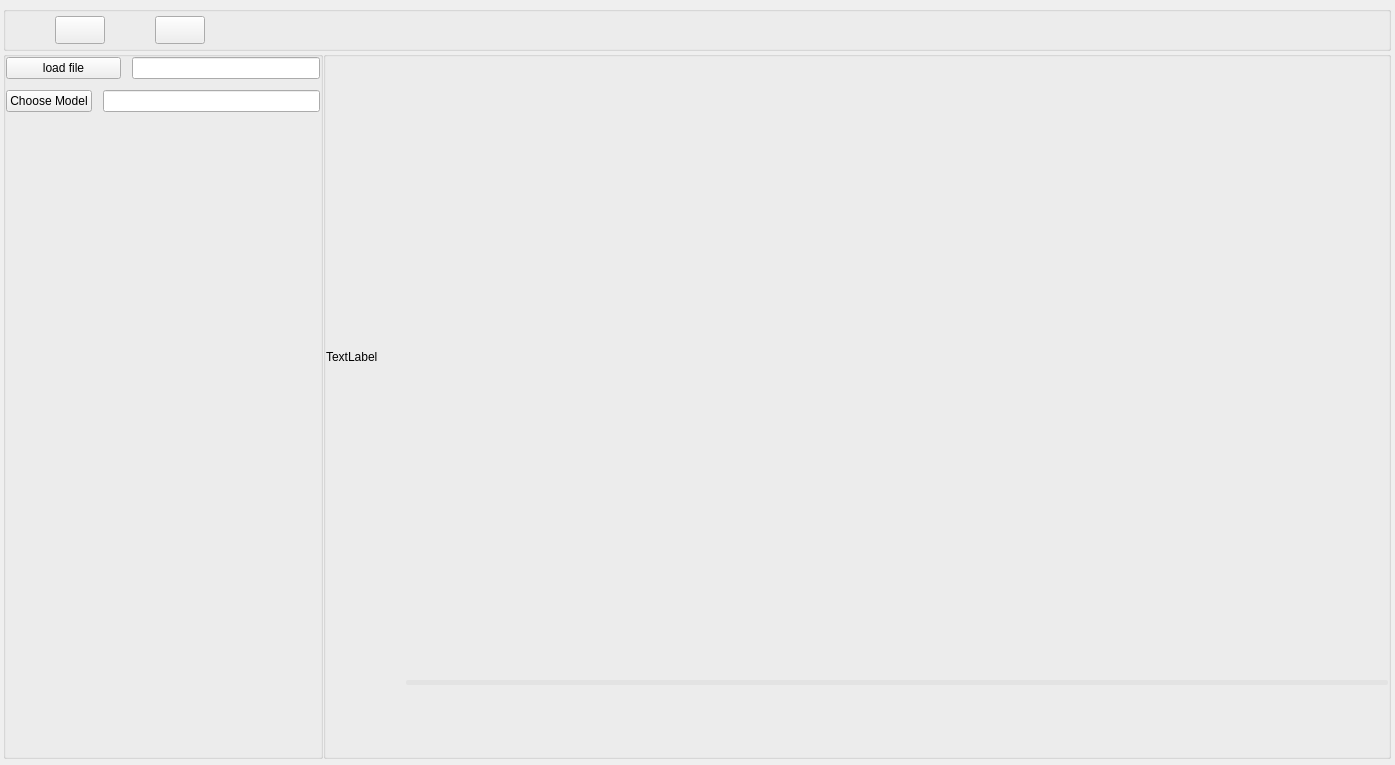
Above: camera.ui from jimmyss/HelmetPanel before the change. Below: the same form after it.
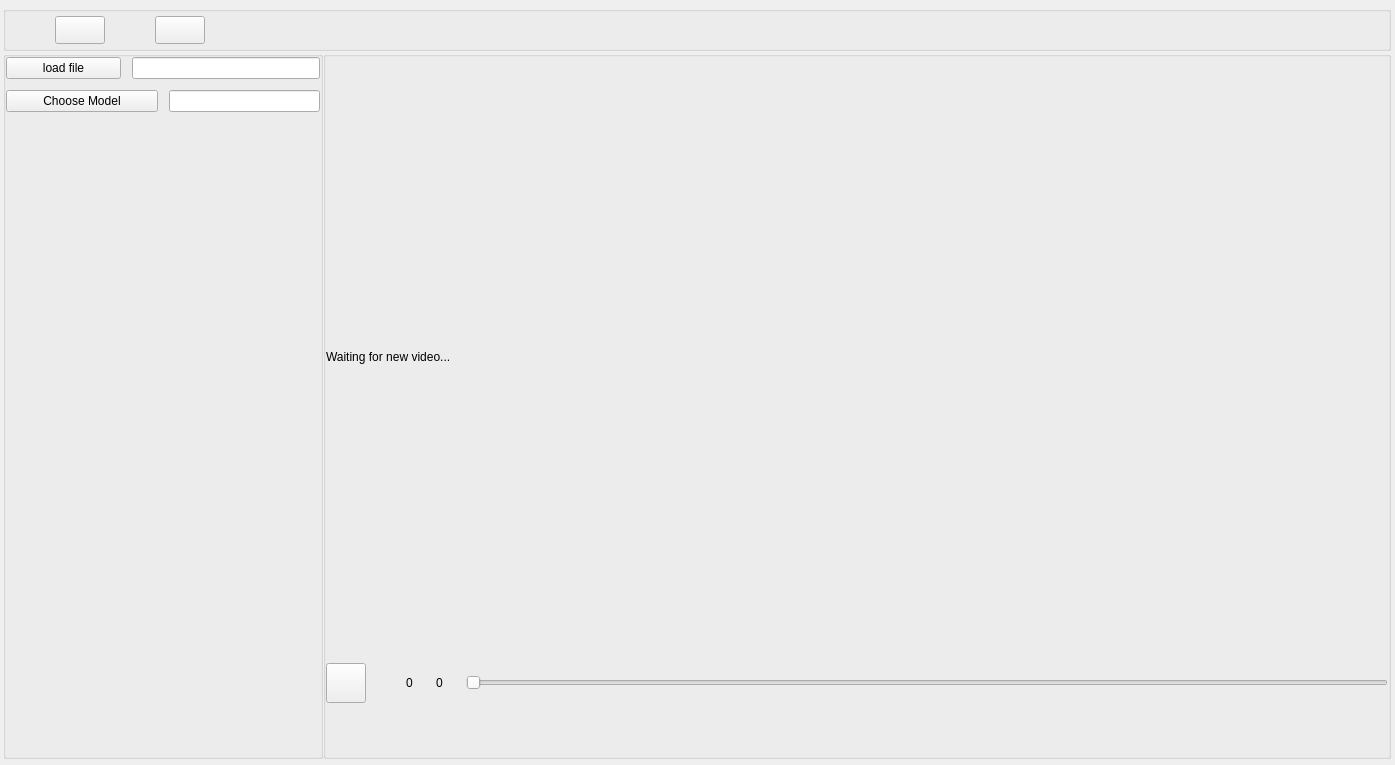
That is the form after the change. Icons and pictures are not drawn.

```diff
--- a/camera.ui
+++ b/camera.ui
@@ -136,7 +136,8 @@
 border-width: 0px;
 border-radius: 0px;
 background-color: rgba(223, 223, 223, 150);
-background-image:url{:/icon/min.png};}</string>
+background-image:}
+background-image: url(:/icon/min.png);</string>
            </property>
            <property name="text">
             <string/>
@@ -321,7 +322,26 @@
             </widget>
            </item>
            <item>
-            <widget class="QLineEdit" name="model_edit"/>
+            <widget class="QLineEdit" name="model_edit">
+             <property name="sizePolicy">
+              <sizepolicy hsizetype="Minimum" vsizetype="Fixed">
+               <horstretch>0</horstretch>
+               <verstretch>0</verstretch>
+              </sizepolicy>
+             </property>
+             <property name="minimumSize">
+              <size>
+               <width>100</width>
+               <height>0</height>
+              </size>
+             </property>
+             <property name="maximumSize">
+              <size>
+               <width>600</width>
+               <height>16777215</height>
+              </size>
+             </property>
+            </widget>
            </item>
           </layout>
          </item>
@@ -376,7 +396,7 @@
             </size>
            </property>
            <property name="text">
-            <string>TextLabel</string>
+            <string>Waiting for new video...</string>
            </property>
           </widget>
          </item>
@@ -392,7 +412,7 @@
             <number>0</number>
            </property>
            <item>
-            <widget class="QPushButton" name="stopButton_3">
+            <widget class="QPushButton" name="stopButton">
              <property name="minimumSize">
               <size>
                <width>40</width>
@@ -405,13 +425,16 @@
 border-width: 0px;
 border-radius: 0px;
 background-color: rgba(223, 223, 223, 0);
+border-image: url(:/icon/stop.png);
 }
 QPushButton::focus{outline: none;}
 QPushButton::hover {
 border-style: solid;
 border-width: 0px;
 border-radius: 0px;
-background-color: rgba(223, 223, 223, 150);}</string>
+background-color: rgba(223, 223, 223, 150);
+}
+border-image: url(:/icon/terminate.png);</string>
              </property>
              <property name="text">
               <string/>
@@ -429,7 +452,7 @@
             </widget>
            </item>
            <item>
-            <widget class="QPushButton" name="runButton_3">
+            <widget class="QPushButton" name="runButton">
              <property name="minimumSize">
               <size>
                <width>40</width>
@@ -438,6 +461,7 @@
              </property>
              <property name="styleSheet">
               <string notr="true">QPushButton {
+	border-image: url(:/icon/play.png);
 border-style: solid;
 border-width: 0px;
 border-radius: 0px;
@@ -448,7 +472,9 @@
 border-style: solid;
 border-width: 0px;
 border-radius: 0px;
-background-color: rgba(223, 223, 223, 150);}</string>
+background-color: rgba(223, 223, 223, 150);
+	border-image: url(:/icon/pause.png);
+}</string>
              </property>
              <property name="text">
               <string/>
@@ -476,25 +502,50 @@
             </widget>
            </item>
            <item>
-            <widget class="QProgressBar" name="progressBar_3">
-             <property name="maximumSize">
+            <widget class="QLabel" name="part">
+             <property name="sizePolicy">
+              <sizepolicy hsizetype="Minimum" vsizetype="Preferred">
+               <horstretch>0</horstretch>
+               <verstretch>0</verstretch>
+              </sizepolicy>
+             </property>
+             <property name="minimumSize">
               <size>
-               <width>16777215</width>
-               <height>5</height>
+               <width>30</width>
+               <height>0</height>
               </size>
              </property>
+             <property name="text">
+              <string>0</string>
+             </property>
+            </widget>
+           </item>
+           <item>
+            <widget class="QLabel" name="total">
+             <property name="sizePolicy">
+              <sizepolicy hsizetype="Minimum" vsizetype="Preferred">
+               <horstretch>0</horstretch>
+               <verstretch>0</verstretch>
+              </sizepolicy>
+             </property>
+             <property name="minimumSize">
+              <size>
+               <width>30</width>
+               <height>0</height>
+              </size>
+             </property>
+             <property name="text">
+              <string>0</string>
+             </property>
+            </widget>
+           </item>
+           <item>
+            <widget class="QSlider" name="slider">
              <property name="styleSheet">
-              <string notr="true">QProgressBar{ color: rgb(255, 255, 255); font:12pt; border-radius:2px; text-align:center; border:none; background-color: rgba(215, 215, 215,100);} 
-QProgressBar:chunk{ border-radius:0px; background: rgba(55, 55, 55, 200);}</string>
+              <string notr="true"/>
              </property>
-             <property name="maximum">
-              <number>1000</number>
-             </property>
-             <property name="value">
-              <number>0</number>
-             </property>
-             <property name="textVisible">
-              <bool>false</bool>
+             <property name="orientation">
+              <enum>Qt::Horizontal</enum>
              </property>
             </widget>
            </item>
```
